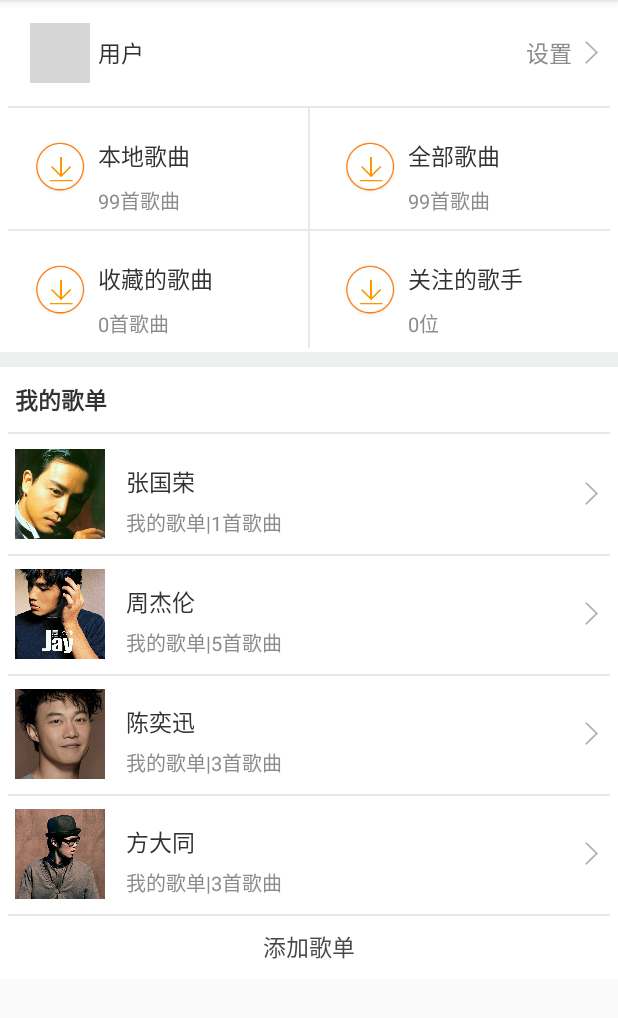
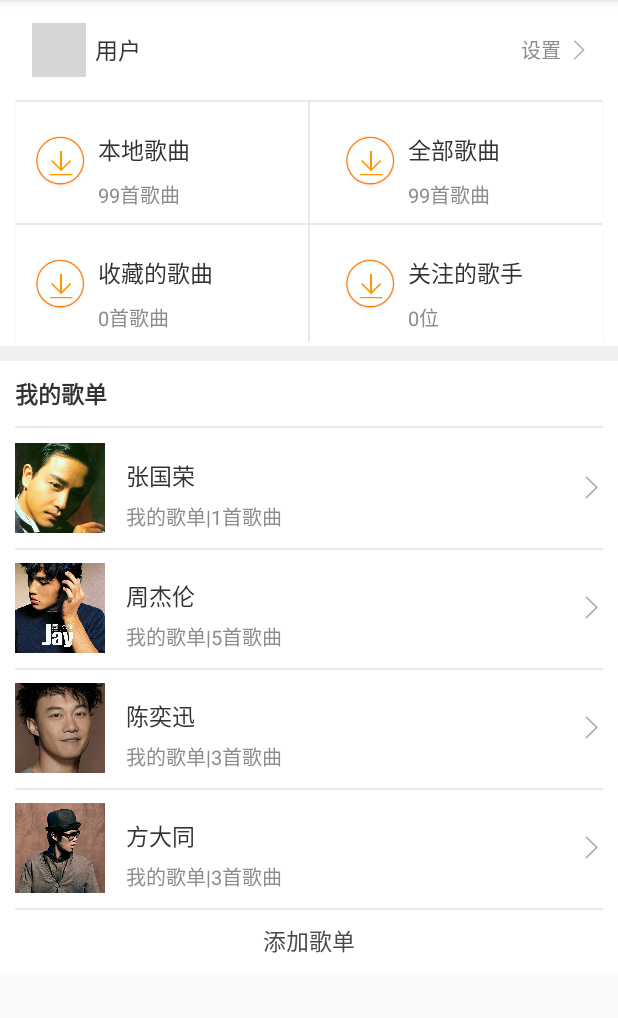
Before and after one commit to JackChuahe/Software_Engineering, an Android app: the screen it shows after launch (LocalManagement), on a phone screen of 412 x 824 dp, the part 84-1102 px from its top. Run offline under Robolectric (Android 15) with nearby library versions, the phone set to English and light mode, and no system bars; grey boxes are pictures that could not be loaded.

Commit message:
用户界面
完成用户界面的编写及本地音乐界面的更新

```diff
--- a/Durian/app/src/main/res/layout/localmanagement_fragment.xml
+++ b/Durian/app/src/main/res/layout/localmanagement_fragment.xml
@@ -22,12 +22,12 @@
             android:id="@+id/user"
             android:layout_width="match_parent"
             android:layout_height="wrap_content"
-            >
+            android:layout_marginRight="9dp">
             <ImageView
                 android:id="@+id/user_image"
-                android:layout_width="40dp"
-                android:layout_height="40dp"
-                android:layout_marginLeft="20dp"
+                android:layout_width="36dp"
+                android:layout_height="36dp"
+                android:layout_marginLeft="21dp"
                 android:layout_marginTop="15dp"
                 android:layout_marginBottom="15dp"
                 android:layout_centerVertical="true"
@@ -37,7 +37,7 @@
                  android:id="@+id/username"
                  android:layout_centerVertical="true"
                  android:layout_toRightOf="@id/user_image"
-                 android:layout_marginLeft="5dp"
+                 android:layout_marginLeft="6dp"
                  android:layout_width="wrap_content"
                  android:layout_height="wrap_content"
                  android:textSize="15dp"
@@ -50,7 +50,7 @@
                   android:layout_width="wrap_content"
                   android:layout_height="wrap_content"
                   android:text="设置"
-                  android:textSize="15dp"
+                  android:textSize="13dp"
                   android:layout_toLeftOf="@+id/userarrow"
                   android:layout_marginRight="5dp"
                   android:textColor="#8C8C8C"
@@ -58,8 +58,8 @@
             <ImageView
                 android:id="@+id/userarrow"
                 android:layout_centerVertical="true"
-                android:layout_width="15dp"
-                android:layout_height="15dp"
+                android:layout_width="13dp"
+                android:layout_height="13dp"
                 android:layout_marginRight="10dp"
                 android:layout_alignParentRight="true"
                 android:src="@mipmap/arrow_right_normal"
@@ -72,8 +72,8 @@
             android:background="#E8E8E8"
             android:layout_below="@id/user"
             android:orientation="horizontal"
-            android:layout_marginLeft="5dp"
-            android:layout_marginRight="5dp"
+            android:layout_marginLeft="10dp"
+            android:layout_marginRight="10dp"
             >
         </LinearLayout>
         <RelativeLayout
@@ -82,6 +82,16 @@
             android:layout_below="@id/hline1"
             android:layout_alignParentLeft="true"
             >
+
+            <LinearLayout
+                android:id="@+id/linearLayout"
+                android:orientation="vertical"
+                android:layout_width="1dp"
+                android:layout_height="160dp"
+                android:background="#F5FFFA"
+                android:layout_marginLeft="9dp"
+                android:layout_alignParentLeft="true" />
+
             <RelativeLayout
                 android:layout_width="wrap_content"
                 android:layout_height="wrap_content">
@@ -192,8 +202,8 @@
                 android:background="#E8E8E8"
                 android:layout_below="@+id/allmusic"
                 android:orientation="horizontal"
-                android:layout_marginLeft="5dp"
-                android:layout_marginRight="5dp"
+                android:layout_marginLeft="10dp"
+                android:layout_marginRight="10dp"
                 >
             </LinearLayout>
 
@@ -298,6 +308,16 @@
                     />
             </RelativeLayout>
 
+            <LinearLayout
+                android:id="@+id/linearLayout2"
+                android:orientation="vertical"
+                android:layout_width="1dp"
+                android:layout_height="160dp"
+                android:background="#F5FFFA"
+                android:layout_alignParentLeft="false"
+                android:layout_alignParentRight="true"
+                android:layout_marginRight="9dp" />
+
         </RelativeLayout>
 
 
@@ -333,8 +353,8 @@
                 android:layout_width="match_parent"
                 android:layout_height="1dp"
                 android:background="#E8E8E8"
-                android:layout_marginLeft="5dp"
-                android:layout_marginRight="5dp"
+                android:layout_marginLeft="10dp"
+                android:layout_marginRight="10dp"
                 android:layout_below="@id/clovelinear"
                 android:orientation="horizontal" />
 
@@ -393,8 +413,8 @@
                 android:layout_width="match_parent"
                 android:layout_height="1dp"
                 android:background="#E8E8E8"
-                android:layout_marginLeft="5dp"
-                android:layout_marginRight="5dp"
+                android:layout_marginLeft="10dp"
+                android:layout_marginRight="10dp"
                 android:layout_below="@id/loveitem1"
                 android:orientation="horizontal" />
 
@@ -451,8 +471,8 @@
                 android:layout_width="match_parent"
                 android:layout_height="1dp"
                 android:background="#E8E8E8"
-                android:layout_marginLeft="5dp"
-                android:layout_marginRight="5dp"
+                android:layout_marginLeft="10dp"
+                android:layout_marginRight="10dp"
                 android:layout_below="@id/loveitem2"
                 android:orientation="horizontal" />
 
@@ -508,8 +528,8 @@
                 android:layout_width="match_parent"
                 android:layout_height="1dp"
                 android:background="#E8E8E8"
-                android:layout_marginLeft="5dp"
-                android:layout_marginRight="5dp"
+                android:layout_marginLeft="10dp"
+                android:layout_marginRight="10dp"
                 android:layout_below="@id/loveitem3"
                 android:orientation="horizontal" />
 
@@ -566,8 +586,8 @@
                 android:layout_width="match_parent"
                 android:layout_height="1dp"
                 android:background="#E8E8E8"
-                android:layout_marginLeft="5dp"
-                android:layout_marginRight="5dp"
+                android:layout_marginLeft="10dp"
+                android:layout_marginRight="10dp"
                 android:layout_below="@id/loveitem4"
                 android:orientation="horizontal" />
 
```
Also changed, not shown: Durian/app/src/main/res/layout/usermanager.xml (added, +299 -0 lines), Durian/app/src/main/res/mipmap-hdpi/QQ图片20160502135902.jpg (added), Durian/app/src/main/res/mipmap-hdpi/QQ图片20160502135909.jpg (added), Durian/app/src/main/res/mipmap-hdpi/QQ图片20160502135915.jpg (added), Durian/app/src/main/res/mipmap-hdpi/btnleft.png (added), Durian/app/src/main/res/mipmap-hdpi/btnright.png (added), Durian/app/src/main/res/mipmap-hdpi/default_user_icon.png (added), Durian/app/src/main/res/mipmap-hdpi/edit_text_bg.png (added), Durian/app/src/main/res/mipmap-hdpi/exitb.png (added), Durian/app/src/main/res/mipmap-hdpi/exitbb.png (added), Durian/app/src/main/res/mipmap-hdpi/exitbtn.png (added), Durian/app/src/main/res/mipmap-hdpi/item1.png (added), Durian/app/src/main/res/mipmap-hdpi/item2.png (added), Durian/app/src/main/res/mipmap-hdpi/item3.png (added), 2 more files.
